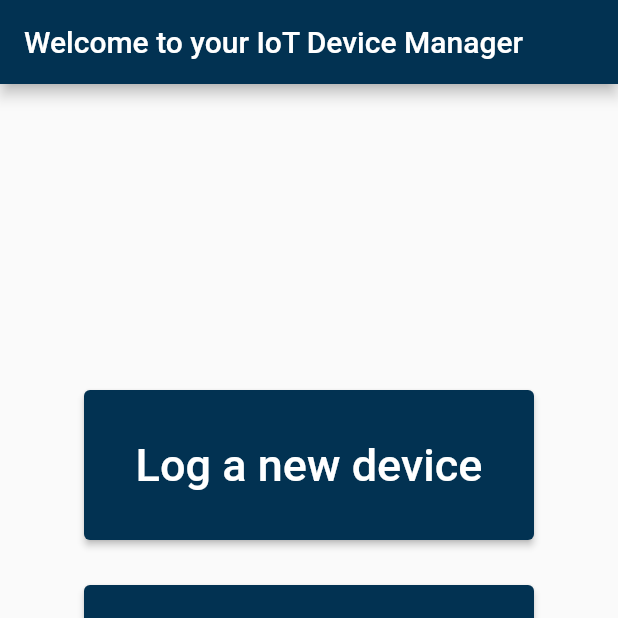
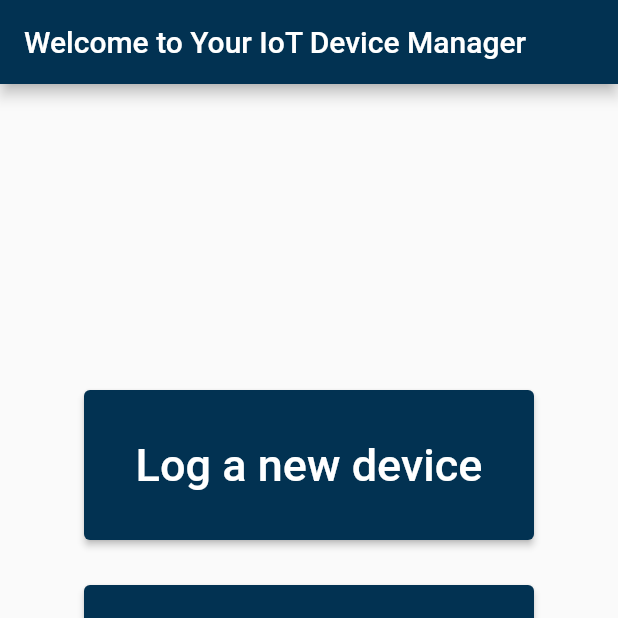
Before and after one commit to StrikeEB/Your-IoT-Device-Manager-App, a Flutter app: the screen it shows after launch, on a phone screen of 412 x 824 dp, the top half of it. Run offline on Flutter 3.47's test engine with Material 2 defaults, Android fonts, the phone set to English and light mode, and no system bars.

Commit message:
introduced customised appbar to all pages

```diff
--- a/lib/apidatapage.dart
+++ b/lib/apidatapage.dart
@@ -1,4 +1,6 @@
 import 'package:flutter/material.dart';
+
+import 'customappbar.dart';
 
 class ApiDataPage extends StatefulWidget {
   const ApiDataPage({super.key});
@@ -10,6 +12,6 @@ class ApiDataPage extends StatefulWidget {
 class _ApiDataPageState extends State<ApiDataPage> {
   @override
   Widget build(BuildContext context) {
-    return Scaffold(appBar: AppBar(title: Text("API Data")));
+    return Scaffold(appBar: CustomAppBar.getAppBar('API Data'));
   }
 }
--- /dev/null
+++ b/lib/customappbar.dart
@@ -0,0 +1,15 @@
+import 'package:flutter/material.dart';
+
+class CustomAppBar {
+  static AppBar getAppBar(String title) {
+    return AppBar(
+      title: Text(
+        title,
+        style: TextStyle(
+          fontSize: 20,
+        ),
+      ),
+      backgroundColor: Color.fromRGBO(2, 50, 82, 1),
+    );
+  }
+}
--- a/lib/logdevicepage.dart
+++ b/lib/logdevicepage.dart
@@ -1,4 +1,6 @@
 import 'package:flutter/material.dart';
+
+import 'customappbar.dart';
 
 class LogDevicePage extends StatefulWidget {
   const LogDevicePage({super.key});
@@ -10,6 +12,6 @@ class LogDevicePage extends StatefulWidget {
 class _LogDevicePageState extends State<LogDevicePage> {
   @override
   Widget build(BuildContext context) {
-    return Scaffold(appBar: AppBar(title: Text("Log a new device")));
+    return Scaffold(appBar: CustomAppBar.getAppBar('Log a new device'));
   }
 }
--- a/lib/main.dart
+++ b/lib/main.dart
@@ -1,5 +1,6 @@
 import 'package:flutter/material.dart';
 
+import 'customappbar.dart';
 import 'logdevicepage.dart';
 import 'viewdevicespage.dart';
 import 'apidatapage.dart';
@@ -18,15 +19,7 @@ class LandingPage extends StatelessWidget {
   Widget build(BuildContext context) {
     // ignore: unnecessary_new
     return new Scaffold(
-      appBar: AppBar(
-        title: Text(
-          'Welcome to your IoT Device Manager',
-          style: TextStyle(
-            fontSize: 20,
-          ),
-        ),
-        backgroundColor: Color.fromRGBO(2, 50, 82, 1),
-      ),
+      appBar: CustomAppBar.getAppBar('Welcome to Your IoT Device Manager'),
       body: Center(
         child: Column(
           mainAxisAlignment: MainAxisAlignment.center,
--- a/lib/viewdevicespage.dart
+++ b/lib/viewdevicespage.dart
@@ -1,4 +1,6 @@
 import 'package:flutter/material.dart';
+
+import 'customappbar.dart';
 
 class ViewDevicesPage extends StatefulWidget {
   const ViewDevicesPage({super.key});
@@ -10,6 +12,6 @@ class ViewDevicesPage extends StatefulWidget {
 class _ViewDevicesPageState extends State<ViewDevicesPage> {
   @override
   Widget build(BuildContext context) {
-    return Scaffold(appBar: AppBar(title: Text("View Devices")));
+    return Scaffold(appBar: CustomAppBar.getAppBar('View devices'));
   }
 }
```
